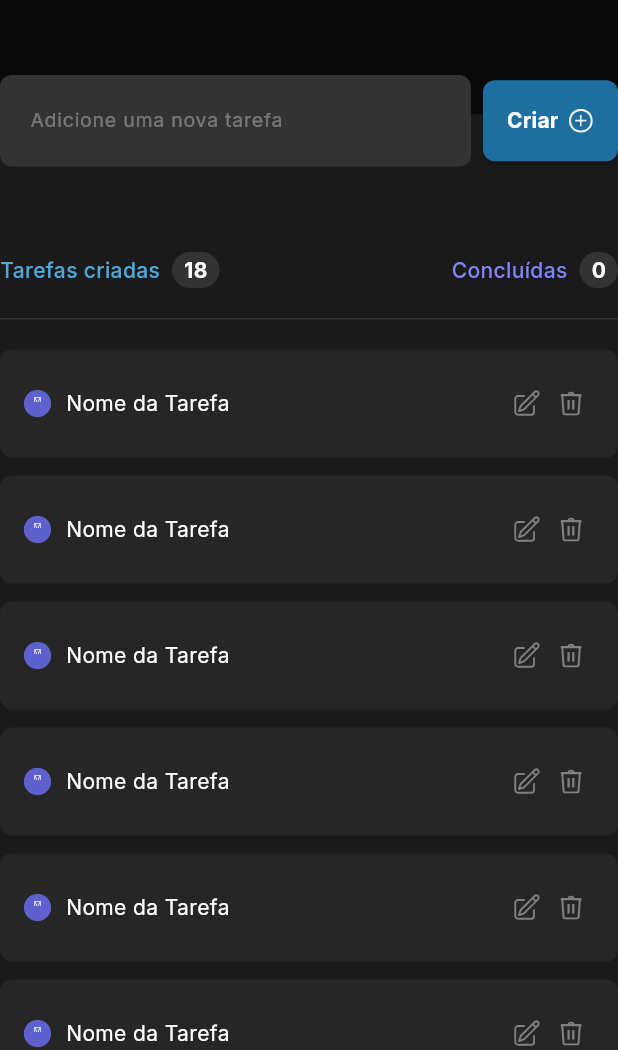
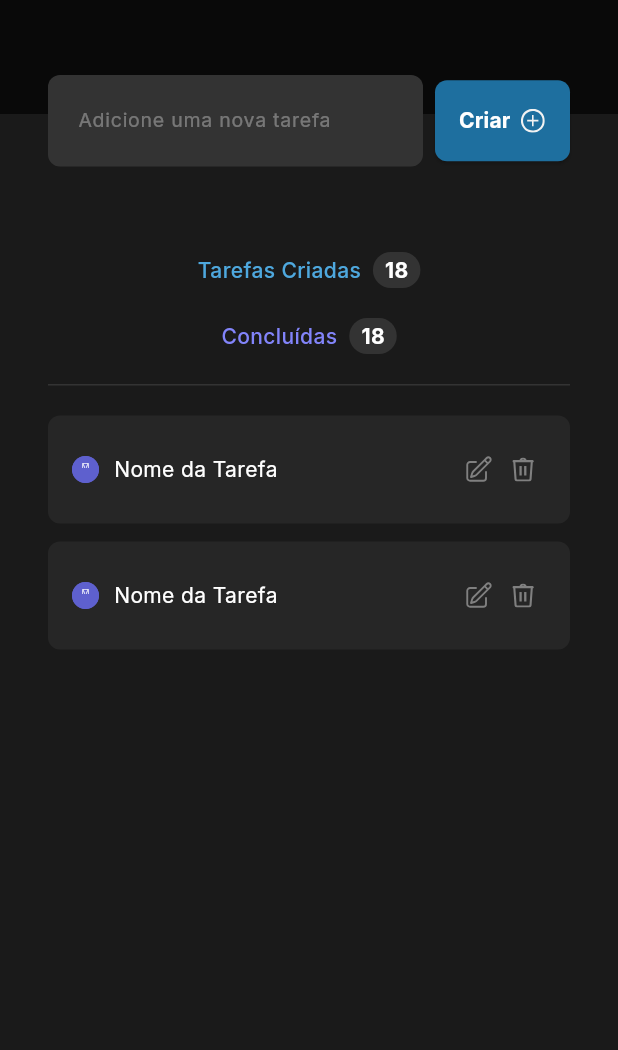
Before and after one commit to gabrielestefono/ToDoList, a Flutter app: the screen it shows after launch, on a phone screen of 412 x 824 dp, the part 186-1236 px from its top. Run offline on Flutter 3.47's test engine with Material 3 defaults, Android fonts, the phone set to English and light mode, and no system bars; our stand-ins replace flutter_svg, google_fonts.

Commit message:
Deixando Flutter Responsivo

```diff
--- a/flutterdart/lib/src/app.dart
+++ b/flutterdart/lib/src/app.dart
@@ -1,7 +1,6 @@
 import 'package:flutter/material.dart';
 import 'package:flutterdart/src/website/header_component.dart';
 import 'package:flutterdart/src/website/form_component.dart';
-import 'package:flutterdart/src/website/task_component.dart';
 import 'package:flutterdart/src/website/task_list_component.dart';
 import 'settings/settings_controller.dart';
 
--- a/flutterdart/lib/src/website/form_component.dart
+++ b/flutterdart/lib/src/website/form_component.dart
@@ -9,10 +9,16 @@ class FormComponent extends StatelessWidget {
 
   @override
   Widget build(BuildContext context) {
-    return Transform.translate(
+    final screenWidth = MediaQuery.of(context).size.width;
+    final isSmallScreen = screenWidth < 800;
+    final margin = isSmallScreen ? 32.0 : 0.0;
+
+    return Padding(
+      padding: EdgeInsets.symmetric(horizontal: margin),
+      child: Transform.translate(
         offset: const Offset(0, -26.0),
         child: SizedBox(
-        width: 736,
+          width: isSmallScreen ? double.infinity : 736,
           height: 92,
           child: Center(
             child: Column(
@@ -24,7 +30,11 @@ class FormComponent extends StatelessWidget {
                         key: _taskKey,
                         child: TextField(
                           decoration: InputDecoration(
-                          contentPadding: const EdgeInsets.only(top: 20.5, right: 16.0, bottom: 20.5, left: 16.0),
+                            contentPadding: const EdgeInsets.only(
+                                top: 20.5,
+                                right: 16.0,
+                                bottom: 20.5,
+                                left: 16.0),
                             border: const OutlineInputBorder(
                               borderRadius: BorderRadius.all(
                                 Radius.circular(8.0),
@@ -100,7 +110,8 @@ class FormComponent extends StatelessWidget {
                               child: SizedBox(
                                 width: 16,
                                 height: 16,
-                              child: SvgPicture.asset("assets/icons/plus.svg"),
+                                child:
+                                    SvgPicture.asset("assets/icons/plus.svg"),
                               ),
                             )
                           ],
@@ -113,6 +124,7 @@ class FormComponent extends StatelessWidget {
             ),
           ),
         ),
+      ),
     );
   }
 }
--- a/flutterdart/lib/src/website/task_list_component.dart
+++ b/flutterdart/lib/src/website/task_list_component.dart
@@ -1,78 +1,41 @@
 import 'package:flutter/material.dart';
 import 'package:flutterdart/src/website/task_component.dart';
-import 'package:google_fonts/google_fonts.dart';
+import 'package:flutterdart/src/website/tasklist/info.dart';
 
 class TaskListComponent extends StatelessWidget {
   const TaskListComponent({super.key});
 
   @override
   Widget build(BuildContext context) {
-    return SizedBox(
-      width: 736,
+    final screenWidth = MediaQuery.of(context).size.width;
+    final isSmallScreen = screenWidth < 800;
+    final margin = isSmallScreen ? 32.0 : 0.0;
+    return Padding(
+      padding: EdgeInsets.symmetric(horizontal: margin),
+      child: SizedBox(
+        width: isSmallScreen ? double.infinity : 736,
         child: Column(
           children: [
             Container(
               decoration: const BoxDecoration(
                 border: Border(
-                    bottom: BorderSide(color: Color(0XFF333333), width: 1.0))),
+                  bottom: BorderSide(color: Color(0XFF333333), width: 1.0),
+                ),
+              ),
               padding: const EdgeInsets.only(bottom: 20.0),
-            child: Row(
+              child: isSmallScreen
+                  ? const Column(
+                      mainAxisAlignment: MainAxisAlignment.center,
+                      children: [
+                        InfoComponent(texto: "Tarefas Criadas", primario: true),
+                        InfoComponent(texto: "Concluídas", padding: 20)
+                      ],
+                    )
+                  : const Row(
                       mainAxisAlignment: MainAxisAlignment.spaceBetween,
                       children: [
-                Row(
-                  children: [
-                    Text(
-                      "Tarefas criadas",
-                      style: GoogleFonts.inter(
-                          color: const Color(0XFF4EA8DE),
-                          fontWeight: FontWeight.w500,
-                          fontSize: 14),
-                    ),
-                    Container(
-                      margin: const EdgeInsets.only(left: 8),
-                      padding: const EdgeInsets.only(
-                          top: 2, left: 8, right: 8, bottom: 2),
-                      decoration: const BoxDecoration(
-                          color: Color(0XFF333333),
-                          borderRadius: BorderRadius.all(Radius.circular(20))),
-                      child: Text(
-                        "18",
-                        style: GoogleFonts.inter(
-                          color: const Color(0XFFFFFFFF),
-                          fontWeight: FontWeight.w700,
-                          fontSize: 14,
-                        ),
-                      ),
-                    ),
-                  ],
-                ),
-                Row(
-                  children: [
-                    Text(
-                      "Concluídas",
-                      style: GoogleFonts.inter(
-                          color: const Color(0XFF8284FA),
-                          fontWeight: FontWeight.w500,
-                          fontSize: 14),
-                    ),
-                    Container(
-                      margin: const EdgeInsets.only(left: 8),
-                      padding: const EdgeInsets.only(
-                          top: 2, left: 8, right: 8, bottom: 2),
-                      decoration: const BoxDecoration(
-                          color: Color(0XFF333333),
-                          borderRadius: BorderRadius.all(Radius.circular(20))),
-                      child: Text(
-                        "0",
-                        style: GoogleFonts.inter(
-                          color: const Color(0XFFFFFFFF),
-                          fontWeight: FontWeight.w700,
-                          fontSize: 14,
-                        ),
-                      ),
-                    ),
-                  ],
-                ),
+                        InfoComponent(texto: "Tarefas Criadas", primario: true),
+                        InfoComponent(texto: "Concluídas")
                       ],
                     ),
             ),
@@ -84,20 +47,12 @@ class TaskListComponent extends StatelessWidget {
                   SizedBox(height: 12),
                   TaskComponent(),
                   SizedBox(height: 12),
-                TaskComponent(),
-                SizedBox(height: 12),
-                TaskComponent(),
-                SizedBox(height: 12),
-                TaskComponent(),
-                SizedBox(height: 12),
-                TaskComponent(),
-                SizedBox(height: 12),
-                TaskComponent(),
                 ],
               ),
             )
           ],
         ),
+      ),
     );
   }
 }
--- /dev/null
+++ b/flutterdart/lib/src/website/tasklist/info.dart
@@ -0,0 +1,56 @@
+import 'package:flutter/material.dart';
+import 'package:google_fonts/google_fonts.dart';
+
+class InfoComponent extends StatelessWidget {
+  final String texto;
+
+  final bool primario;
+
+  final double padding;
+
+  const InfoComponent(
+      {super.key,
+      required this.texto,
+      this.primario = false,
+      this.padding = 0});
+
+  @override
+  Widget build(BuildContext context) {
+    return Padding(
+      padding: EdgeInsets.only(top: padding),
+      child: Row(
+        mainAxisAlignment: MainAxisAlignment.center,
+        children: [
+          Text(
+            texto,
+            style: GoogleFonts.inter(
+                color: primario
+                    ? const Color(0XFF4EA8DE)
+                    : const Color(0XFF8284FA),
+                fontWeight: FontWeight.w500,
+                fontSize: 14),
+          ),
+          Container(
+            margin: const EdgeInsets.only(left: 8),
+            padding:
+                const EdgeInsets.only(top: 2, left: 8, right: 8, bottom: 2),
+            decoration: const BoxDecoration(
+              color: Color(0XFF333333),
+              borderRadius: BorderRadius.all(
+                Radius.circular(20),
+              ),
+            ),
+            child: Text(
+              "18",
+              style: GoogleFonts.inter(
+                color: const Color(0XFFFFFFFF),
+                fontWeight: FontWeight.w700,
+                fontSize: 14,
+              ),
+            ),
+          ),
+        ],
+      ),
+    );
+  }
+}
```
Lines whose indentation alone changed are shown as unchanged.
